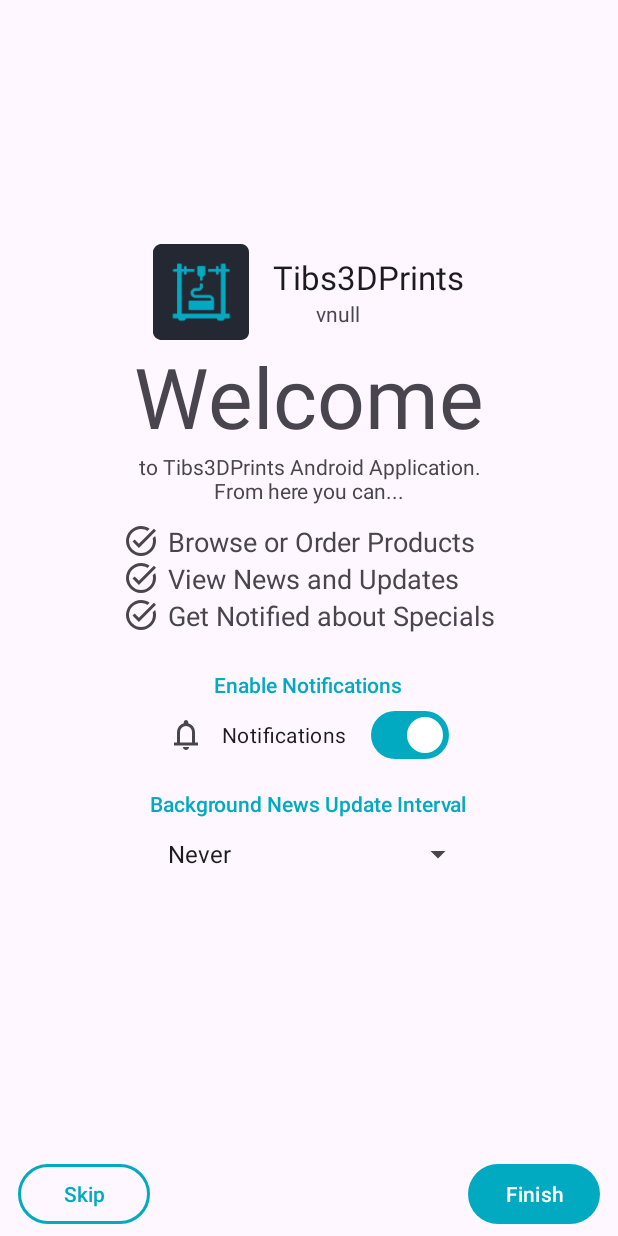
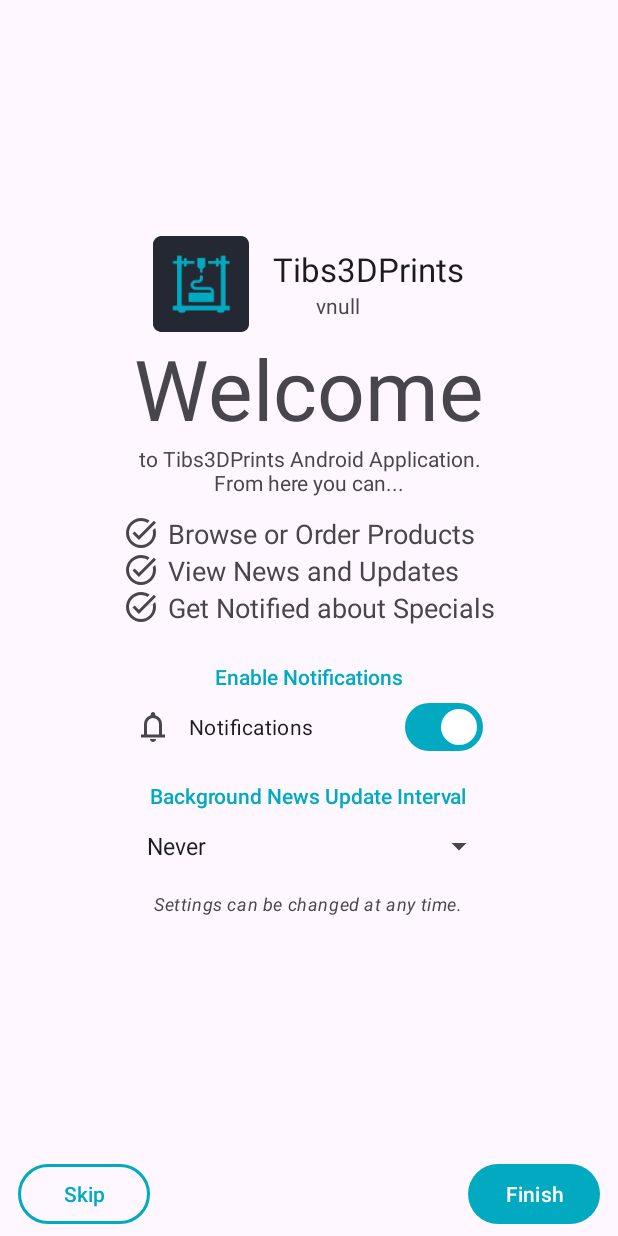
Before and after one commit to cssnr/tibs3dprints-android, an Android app: the screen it shows after launch (MainActivity), on a phone screen of 412 x 824 dp. Run offline under Robolectric (Android 15) with nearby library versions, the phone set to English and light mode, and no system bars; our stand-ins replace androidx.preference, navigation-ui; 1 statement that could not run was skipped.

Commit message:
Fix (#20)

```diff
--- a/app/src/main/java/org/cssnr/tibs3dprints/ui/setup/SetupFragment.kt
+++ b/app/src/main/java/org/cssnr/tibs3dprints/ui/setup/SetupFragment.kt
@@ -154,6 +154,8 @@
         val notificationsEnabled = context?.areNotificationsEnabled() == true
         Log.i(LOG_TAG, "notificationsEnabled: $notificationsEnabled")
         binding.notificationsSwitch.isChecked = notificationsEnabled
+        // TODO: Set Initial Preference for: enable_notifications
+        //  Currently this is set on first visit to settings page but not yet used...
         binding.notificationOptions.visibility =
             if (notificationsEnabled) View.VISIBLE else View.GONE
     }
--- a/app/src/main/res/layout/fragment_news.xml
+++ b/app/src/main/res/layout/fragment_news.xml
@@ -12,8 +12,7 @@
         android:id="@+id/news_view"
         android:layout_width="match_parent"
         android:layout_height="match_parent"
-        android:layout_marginVertical="2dp"
-        android:layout_marginHorizontal="2dp"
+        android:paddingVertical="3dp"
         android:clipToPadding="false"
         android:contentDescription="News"
         app:layout_constraintTop_toTopOf="parent"
--- a/app/src/main/res/layout/fragment_news_item.xml
+++ b/app/src/main/res/layout/fragment_news_item.xml
@@ -31,6 +31,7 @@
             android:id="@+id/youtube_image"
             android:layout_width="match_parent"
             android:layout_height="wrap_content"
+            android:layout_marginVertical="8dp"
             android:scaleType="fitCenter"
             android:adjustViewBounds="true"
             android:contentDescription="YouTube Video"
--- a/app/src/main/res/layout/fragment_setup.xml
+++ b/app/src/main/res/layout/fragment_setup.xml
@@ -17,8 +17,9 @@
         app:layout_constraintBottom_toTopOf="@+id/bottom_layout">
         <LinearLayout
             android:id="@+id/linear_layout"
-            android:layout_width="match_parent"
+            android:layout_width="wrap_content"
             android:layout_height="wrap_content"
+            android:layout_gravity="center"
             android:paddingVertical="12dp"
             android:orientation="vertical"
             android:gravity="center">
@@ -97,7 +98,7 @@
             </LinearLayout>
 
             <LinearLayout
-                android:layout_width="wrap_content"
+                android:layout_width="match_parent"
                 android:layout_height="wrap_content"
                 android:layout_marginBottom="12dp"
                 android:gravity="center_horizontal"
@@ -112,7 +113,7 @@
                     android:labelFor="@+id/notifications_switch" />
                 <com.google.android.material.materialswitch.MaterialSwitch
                     android:id="@+id/notifications_switch"
-                    android:layout_width="wrap_content"
+                    android:layout_width="match_parent"
                     android:layout_height="wrap_content"
                     android:padding="8dp"
                     android:text="Notifications"
@@ -122,9 +123,9 @@
 
             <LinearLayout
                 android:id="@+id/notification_options"
-                android:layout_width="220dp"
+                android:layout_width="match_parent"
                 android:layout_height="wrap_content"
-                android:layout_marginBottom="12dp"
+                android:layout_marginBottom="6dp"
                 android:gravity="center_horizontal"
                 android:orientation="vertical"
                 android:visibility="gone"
@@ -144,6 +145,13 @@
                     android:padding="8dp"
                     android:entries="@array/work_interval_entries" />
             </LinearLayout>
+
+            <TextView
+                android:layout_width="wrap_content"
+                android:layout_height="wrap_content"
+                android:textAppearance="@style/TextAppearance.Material3.BodySmall"
+                android:textStyle="italic"
+                android:text="Settings can be changed at any time."/>
 
         </LinearLayout>
     </ScrollView>
--- a/app/src/main/res/layout/item_news.xml
+++ b/app/src/main/res/layout/item_news.xml
@@ -4,8 +4,8 @@
     android:layout_height="wrap_content"
     android:layout_width="match_parent"
     android:baselineAligned="false"
-    android:paddingVertical="1dp"
-    android:paddingHorizontal="2dp"
+    android:paddingVertical="3dp"
+    android:paddingHorizontal="6dp"
     android:background="?attr/selectableItemBackground">
     <LinearLayout
         android:id="@+id/item_wrapper"
```
